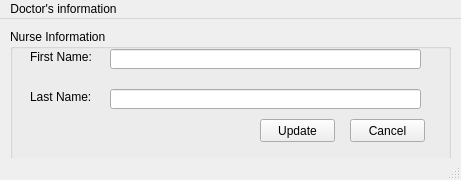
Qt form Screens/Admin UpdateNurse.ui (RaahimHash/DBMS-Project-UHU-Clinic) before a commit.
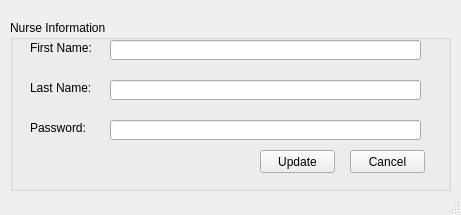
The same form after that commit.

What changed in the file:
```diff
--- a/Screens/Admin UpdateNurse.ui
+++ b/Screens/Admin UpdateNurse.ui
@@ -7,7 +7,7 @@
     <x>0</x>
     <y>0</y>
     <width>461</width>
-    <height>180</height>
+    <height>215</height>
    </rect>
   </property>
   <property name="windowTitle">
@@ -18,9 +18,9 @@
     <property name="geometry">
      <rect>
       <x>10</x>
-      <y>10</y>
+      <y>20</y>
       <width>441</width>
-      <height>131</height>
+      <height>171</height>
      </rect>
     </property>
     <property name="title">
@@ -69,7 +69,7 @@
      <property name="geometry">
       <rect>
        <x>250</x>
-       <y>90</y>
+       <y>130</y>
        <width>75</width>
        <height>23</height>
       </rect>
@@ -82,7 +82,7 @@
      <property name="geometry">
       <rect>
        <x>340</x>
-       <y>90</y>
+       <y>130</y>
        <width>75</width>
        <height>23</height>
       </rect>
@@ -104,23 +104,36 @@
       <bool>false</bool>
      </property>
     </widget>
-   </widget>
-  </widget>
-  <widget class="QMenuBar" name="menubar">
+    <widget class="QLabel" name="label_3">
+     <property name="geometry">
+      <rect>
+       <x>20</x>
+       <y>100</y>
+       <width>81</width>
+       <height>16</height>
+      </rect>
+     </property>
+     <property name="text">
+      <string>Password:</string>
+     </property>
+    </widget>
+    <widget class="QLineEdit" name="linePassword">
    <property name="geometry">
     <rect>
-     <x>0</x>
-     <y>0</y>
-     <width>461</width>
-     <height>21</height>
-    </rect>
-   </property>
-   <widget class="QMenu" name="menuScreen7">
-    <property name="title">
-     <string>Doctor's information</string>
-    </property>
-   </widget>
-   <addaction name="menuScreen7"/>
+       <x>100</x>
+       <y>100</y>
+       <width>311</width>
+       <height>20</height>
+      </rect>
+     </property>
+     <property name="echoMode">
+      <enum>QLineEdit::Password</enum>
+     </property>
+     <property name="readOnly">
+      <bool>false</bool>
+     </property>
+    </widget>
+   </widget>
   </widget>
   <widget class="QStatusBar" name="statusbar"/>
  </widget>
```
Left out of the diff: 3 changed lines with no effect on the pictures. Lines whose indentation alone changed are shown as unchanged.
